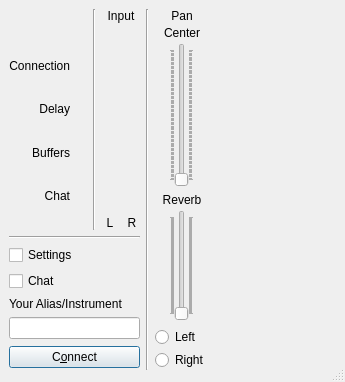
The window that src/llconclientdlgbase.ui (jamulussoftware/jamulus) describes before a commit, drawn with Qt 5.
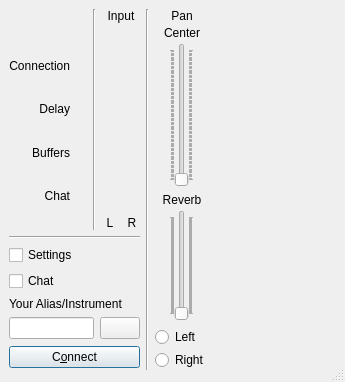
The same window after the commit. Icons and pictures are not drawn. Custom widgets are drawn as their Qt base class.

Commit message: Added Support for instrument picture on fader tag

```diff
--- a/src/llconclientdlgbase.ui
+++ b/src/llconclientdlgbase.ui
@@ -457,14 +457,37 @@
          </widget>
         </item>
         <item>
+         <layout class="QHBoxLayout" >
+          <item>
          <widget class="QLineEdit" name="edtFaderTag" >
           <property name="sizePolicy" >
-           <sizepolicy vsizetype="Fixed" hsizetype="Minimum" >
+             <sizepolicy vsizetype="Fixed" hsizetype="Ignored" >
             <horstretch>0</horstretch>
             <verstretch>0</verstretch>
            </sizepolicy>
           </property>
-         </widget>
+            <property name="minimumSize" >
+             <size>
+              <width>40</width>
+              <height>0</height>
+             </size>
+            </property>
+           </widget>
+          </item>
+          <item>
+           <widget class="QPushButton" name="butInstPicture" >
+            <property name="sizePolicy" >
+             <sizepolicy vsizetype="Fixed" hsizetype="Fixed" >
+              <horstretch>0</horstretch>
+              <verstretch>0</verstretch>
+             </sizepolicy>
+            </property>
+            <property name="icon" >
+             <iconset resource="resources.qrc" >:/png/instr/res/instrnone.png</iconset>
+            </property>
+           </widget>
+          </item>
+         </layout>
         </item>
         <item>
          <layout class="QHBoxLayout" >
```
Left out of the diff: 6 changed lines with no effect on the pictures. Lines whose indentation alone changed are shown as unchanged. The commit also changes 6 other files.
